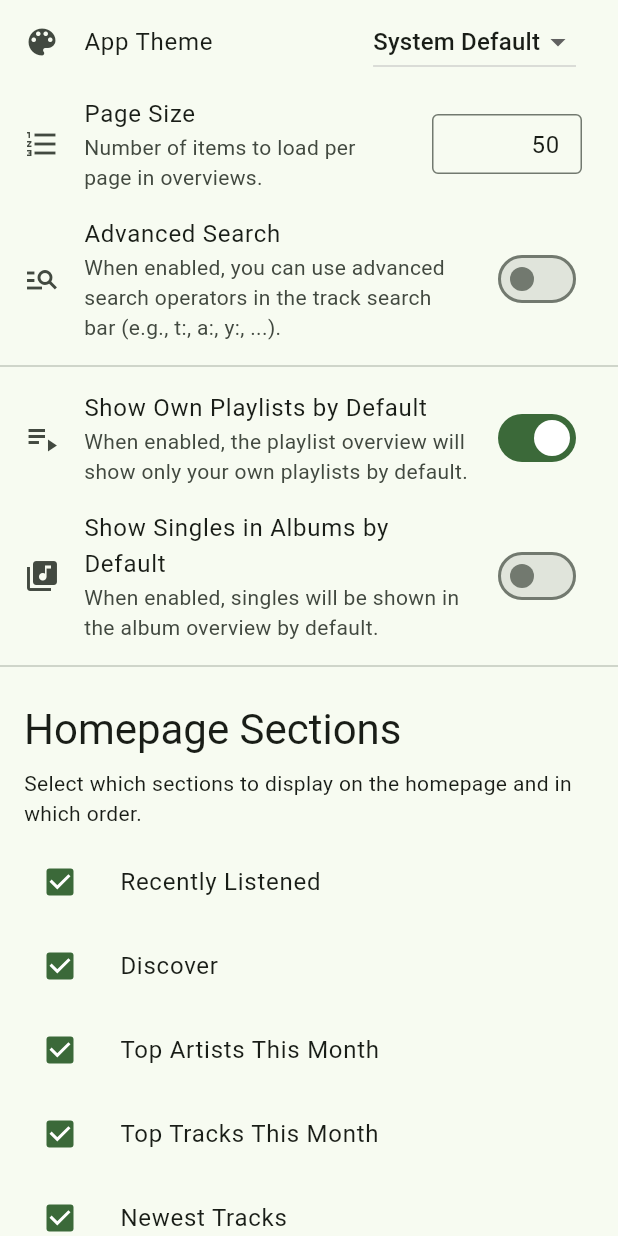
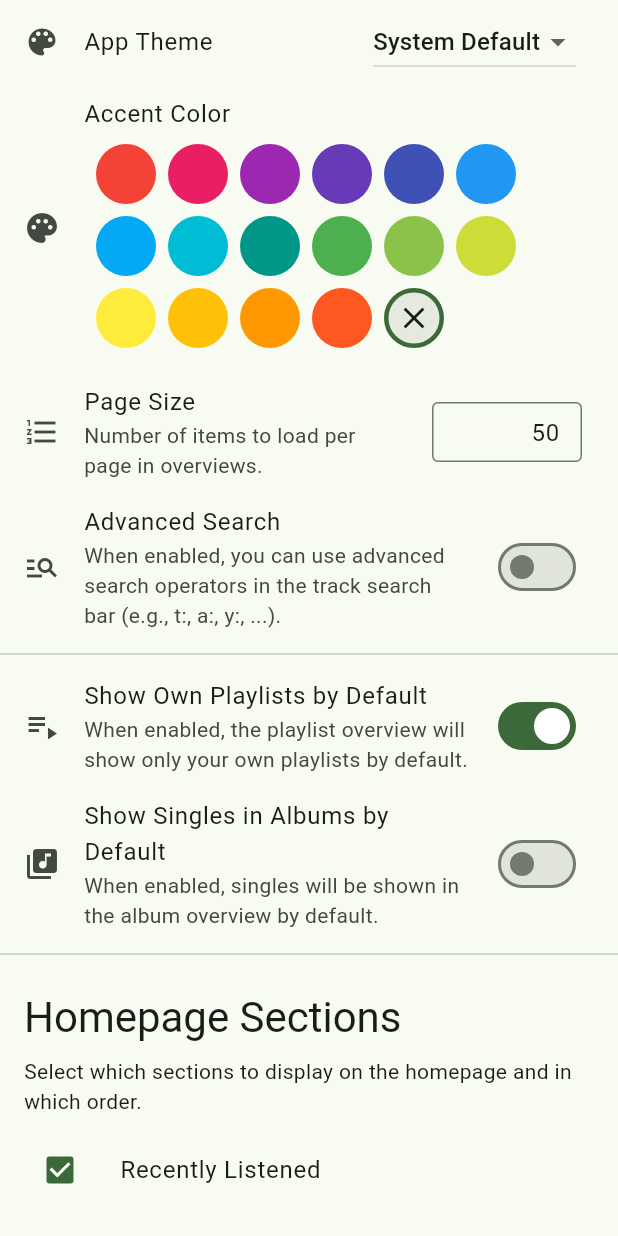
Before and after one commit to mickkc/vibin-app, a Flutter app: the AppSettingsPage screen opened by its route, on a phone screen of 412 x 824 dp. Run offline on Flutter 3.47's test engine with Material 3 defaults, Android fonts, the phone set to English and light mode, and no system bars; drawn by our look-alikes of dynamic_color; our stand-ins replace audio_service, dio, file_picker, flutter_secure_storage, flutter_typeahead, get_it and 8 more; missing offline and left inert: dbus, just_audio_media_kit; accounts and stored records are empty; generated files the repository leaves out were written again; Roboto replaces fonts that are missing (Roboto Flex).

Commit message:
feat: add accent color picker to settings

```diff
--- a/lib/l10n/app_de.arb
+++ b/lib/l10n/app_de.arb
@@ -195,6 +195,8 @@
   "settings_app_theme_light": "Hell",
   "settings_app_theme_dark": "Dunkel",
 
+  "settings_app_accent_color_title": "Akzentfarbe",
+
   "settings_app_page_size_title": "Seitengröße",
   "settings_app_page_size_description": "Die Anzahl der Elemente, die pro Seite in Übersichten geladen werden.",
 
--- a/lib/l10n/app_en.arb
+++ b/lib/l10n/app_en.arb
@@ -195,6 +195,8 @@
   "settings_app_theme_light": "Light",
   "settings_app_theme_dark": "Dark",
 
+  "settings_app_accent_color_title": "Accent Color",
+
   "settings_app_page_size_title": "Page Size",
   "settings_app_page_size_description": "Number of items to load per page in overviews.",
 
--- a/lib/l10n/app_localizations.dart
+++ b/lib/l10n/app_localizations.dart
@@ -1118,6 +1118,12 @@ abstract class AppLocalizations {
   /// **'Dark'**
   String get settings_app_theme_dark;
 
+  /// No description provided for @settings_app_accent_color_title.
+  ///
+  /// In en, this message translates to:
+  /// **'Accent Color'**
+  String get settings_app_accent_color_title;
+
   /// No description provided for @settings_app_page_size_title.
   ///
   /// In en, this message translates to:
--- a/lib/l10n/app_localizations_de.dart
+++ b/lib/l10n/app_localizations_de.dart
@@ -553,6 +553,9 @@ class AppLocalizationsDe extends AppLocalizations {
   String get settings_app_theme_dark => 'Dunkel';
 
   @override
+  String get settings_app_accent_color_title => 'Akzentfarbe';
+
+  @override
   String get settings_app_page_size_title => 'Seitengröße';
 
   @override
--- a/lib/l10n/app_localizations_en.dart
+++ b/lib/l10n/app_localizations_en.dart
@@ -545,6 +545,9 @@ class AppLocalizationsEn extends AppLocalizations {
   String get settings_app_theme_dark => 'Dark';
 
   @override
+  String get settings_app_accent_color_title => 'Accent Color';
+
+  @override
   String get settings_app_page_size_title => 'Page Size';
 
   @override
--- a/lib/pages/settings/app_settings_page.dart
+++ b/lib/pages/settings/app_settings_page.dart
@@ -1,6 +1,7 @@
 import 'package:flutter/material.dart';
 import 'package:vibin_app/settings/setting_definitions.dart';
 import 'package:vibin_app/settings/settings_manager.dart';
+import 'package:vibin_app/widgets/settings/accent_color_picker.dart';
 import 'package:vibin_app/widgets/settings/bool_settings_field.dart';
 import 'package:vibin_app/widgets/settings/homepage_sections_list.dart';
 import 'package:vibin_app/widgets/settings/int_settings_field.dart';
@@ -54,7 +55,7 @@ class _AppSettingsPageState extends State<AppSettingsPage> {
               ],
               onChanged: (value) {
                 if (value != null) {
-                  themeModeNotifier.value = value;
+                  themeNotifier.value = themeNotifier.value.setThemeMode(value);
                   settingsManager.set(Settings.themeMode, value);
                   setState(() {
                     themeMode = value;
@@ -62,6 +63,15 @@ class _AppSettingsPageState extends State<AppSettingsPage> {
                 }
               },
             ),
+          ),
+
+          ListTile(
+            title: Text(lm.settings_app_accent_color_title),
+            subtitle: Padding(
+              padding: const EdgeInsets.all(8.0),
+              child: AccentColorPicker(),
+            ),
+            leading: Icon(Icons.palette),
           ),
 
           IntSettingsInputField(
--- a/lib/settings/setting_definitions.dart
+++ b/lib/settings/setting_definitions.dart
@@ -4,6 +4,8 @@ import 'package:vibin_app/widgets/settings/homepage_sections_list.dart';
 
 class Settings {
   static final themeMode = EnumSettingsKey("themeMode", ThemeMode.system, ThemeMode.values);
+  static final accentColor = NullableColorSettingsKey("accentColor", null);
+
   static final showOwnPlaylistsByDefault = BoolSettingsKey("showOwnPlaylistsByDefault", true);
   static final showSinglesInAlbumsByDefault = BoolSettingsKey("showSinglesInAlbumsByDefault", false);
   static final advancedTrackSearch = BoolSettingsKey("advancedTrackSearch", false);
--- a/lib/settings/settings_key.dart
+++ b/lib/settings/settings_key.dart
@@ -1,3 +1,5 @@
+import 'dart:ui';
+
 abstract class SettingsKey<T> {
   final String key;
   final T defaultValue;
@@ -80,3 +82,21 @@ class OrderedMapSettingsKey extends SettingsKey<List<Entry<String, String>>> {
     return value.map((e) => '${e.key}:${e.value}').join(',');
   }
 }
+
+class NullableColorSettingsKey extends SettingsKey<Color?> {
+  const NullableColorSettingsKey(super.key, super.defaultValue);
+
+  @override
+  Color? parse(String value) {
+    if (value.isEmpty) return null;
+    final intValue = int.tryParse(value);
+    if (intValue == null) return null;
+    return Color(intValue);
+  }
+
+  @override
+  String serialize(Color? value) {
+    if (value == null) return '';
+    return value.toARGB32().toString();
+  }
+}
--- /dev/null
+++ b/lib/widgets/settings/accent_color_picker.dart
@@ -0,0 +1,71 @@
+import 'package:flutter/material.dart';
+import 'package:vibin_app/main.dart';
+import 'package:vibin_app/settings/setting_definitions.dart';
+import 'package:vibin_app/settings/settings_manager.dart';
+
+class AccentColorPicker extends StatefulWidget {
+  const AccentColorPicker({super.key});
+
+  @override
+  State<AccentColorPicker> createState() => _AccentColorPickerState();
+}
+
+class _AccentColorPickerState extends State<AccentColorPicker> {
+
+  late final theme = Theme.of(context);
+  final SettingsManager settingsManager = getIt<SettingsManager>();
+
+  late Color? selectedColor = settingsManager.get(Settings.accentColor);
+
+  final List<Color?> availableColors = [
+    Colors.red,
+    Colors.pink,
+    Colors.purple,
+    Colors.deepPurple,
+    Colors.indigo,
+    Colors.blue,
+    Colors.lightBlue,
+    Colors.cyan,
+    Colors.teal,
+    Colors.green,
+    Colors.lightGreen,
+    Colors.lime,
+    Colors.yellow,
+    Colors.amber,
+    Colors.orange,
+    Colors.deepOrange,
+    null
+  ];
+
+  @override
+  Widget build(BuildContext context) {
+    return Wrap(
+      spacing: 8.0,
+      runSpacing: 8.0,
+      children: availableColors.map((color) {
+        return GestureDetector(
+          onTap: () {
+            settingsManager.set(Settings.accentColor, color);
+            themeNotifier.value = themeNotifier.value.setAccentColor(color);
+            setState(() {
+              selectedColor = color;
+            });
+          },
+          child: Container(
+            width: 40,
+            height: 40,
+            decoration: BoxDecoration(
+              color: color ?? theme.colorScheme.surfaceContainerHigh,
+              shape: BoxShape.circle,
+              border: Border.all(
+                color: selectedColor?.toARGB32() == color?.toARGB32() ? theme.colorScheme.primary : Colors.transparent,
+                width: 3.0,
+              ),
+            ),
+            child: color == null ? Icon(Icons.close, color: theme.colorScheme.onSurface) : null,
+          ),
+        );
+      }).toList()
+    );
+  }
+}
--- /dev/null
+++ b/lib/widgets/settings/theme_settings.dart
@@ -0,0 +1,22 @@
+import 'package:flutter/material.dart';
+
+class ThemeSettings {
+  ThemeMode themeMode;
+  Color? accentColor;
+
+  ThemeSettings({this.themeMode = ThemeMode.system, this.accentColor});
+
+  ThemeSettings setThemeMode(ThemeMode mode) {
+    return ThemeSettings(
+      themeMode: mode,
+      accentColor: accentColor,
+    );
+  }
+
+  ThemeSettings setAccentColor(Color? color) {
+    return ThemeSettings(
+      themeMode: themeMode,
+      accentColor: color,
+    );
+  }
+}
```
Also changed, not shown: lib/extensions.dart (+22 -0 lines), lib/main.dart (+15 -8 lines), 1 other file.
